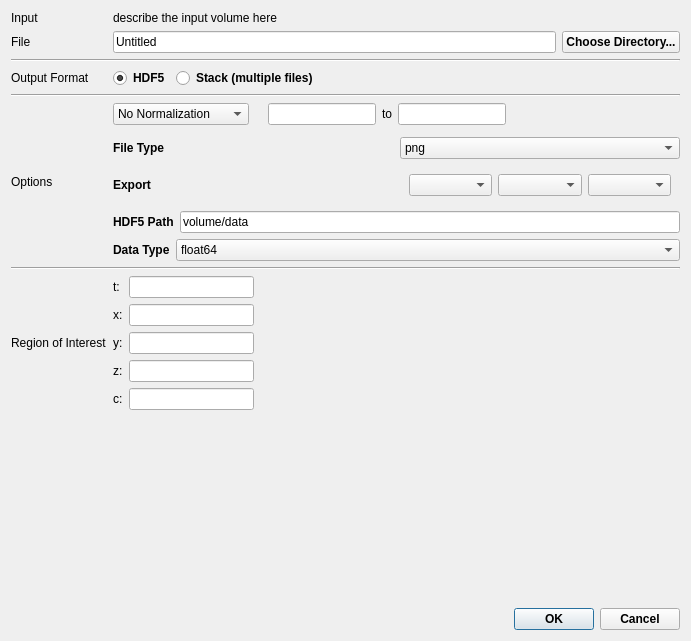
Old version of the form volumina/widgets/ui/exporterDlg.ui in the repository ilastik/volumina.
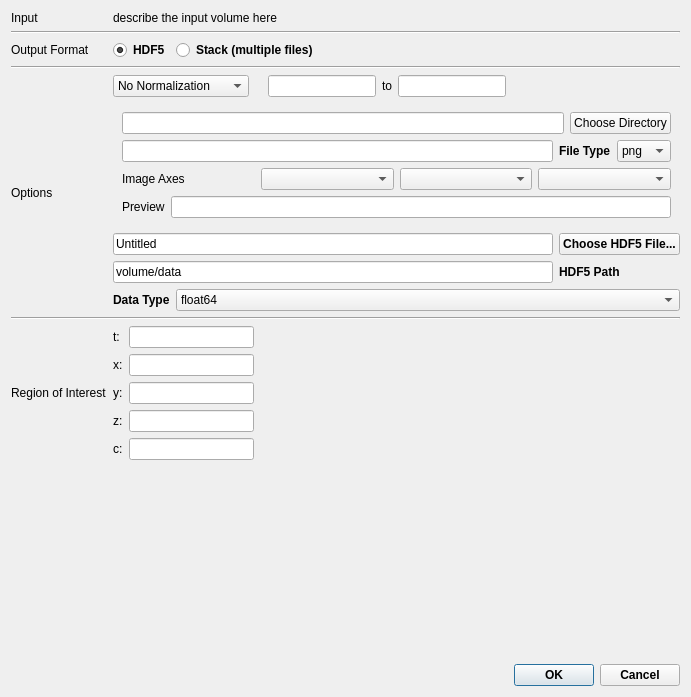
New version of the form.

Commit message: h5 and stack export working

The edit to the form file:
```diff
--- a/volumina/widgets/ui/exporterDlg.ui
+++ b/volumina/widgets/ui/exporterDlg.ui
@@ -7,7 +7,7 @@
     <x>0</x>
     <y>0</y>
     <width>691</width>
-    <height>641</height>
+    <height>697</height>
    </rect>
   </property>
   <property name="windowTitle">
@@ -16,38 +16,118 @@
   <layout class="QVBoxLayout" name="verticalLayout">
    <item>
     <layout class="QGridLayout" name="gridLayout_3">
-     <item row="0" column="1">
+     <item row="6" column="1">
+      <widget class="QWidget" name="widgetOptionsStack" native="true">
+       <layout class="QVBoxLayout" name="verticalLayout_3">
+        <item>
+         <layout class="QHBoxLayout" name="horizontalLayout_5">
+          <item>
+           <widget class="QLineEdit" name="lineEditStackPath"/>
+          </item>
+          <item>
+           <widget class="QPushButton" name="pushButtonStackPath">
+            <property name="text">
+             <string>Choose Directory</string>
+            </property>
+           </widget>
+          </item>
+         </layout>
+        </item>
+        <item>
+         <layout class="QHBoxLayout" name="horizontalLayout_4">
+          <item>
+           <widget class="QLineEdit" name="lineEditStackFileName"/>
+          </item>
+          <item>
+           <widget class="QLabel" name="label_15">
+            <property name="font">
+             <font>
+              <weight>75</weight>
+              <bold>true</bold>
+             </font>
+            </property>
+            <property name="text">
+             <string>File Type</string>
+            </property>
+           </widget>
+          </item>
+          <item>
+           <widget class="QComboBox" name="comboBoxStackFileType">
+            <item>
+             <property name="text">
+              <string>png</string>
+             </property>
+            </item>
+            <item>
+             <property name="text">
+              <string>jpeg</string>
+             </property>
+            </item>
+            <item>
+             <property name="text">
+              <string>bmp</string>
+             </property>
+            </item>
+            <item>
+             <property name="text">
+              <string>tiff</string>
+             </property>
+            </item>
+           </widget>
+          </item>
+         </layout>
+        </item>
+        <item>
+         <layout class="QHBoxLayout" name="horizontalLayoutPreview">
+          <item>
+           <widget class="QLabel" name="label_5">
+            <property name="text">
+             <string>Image Axes</string>
+            </property>
+           </widget>
+          </item>
+          <item>
+           <widget class="QComboBox" name="axesComboBox1"/>
+          </item>
+          <item>
+           <widget class="QComboBox" name="axesComboBox2"/>
+          </item>
+          <item>
+           <widget class="QComboBox" name="axesComboBox3"/>
+          </item>
+         </layout>
+        </item>
+        <item>
+         <layout class="QHBoxLayout" name="horizontalLayoutPreview">
+          <item>
+           <widget class="QLabel" name="label_5">
+            <property name="text">
+             <string>Preview</string>
+            </property>
+           </widget>
+          </item>
+          <item>
+           <widget class="QLineEdit" name="stackFilePatternPreview"/>
+          </item>
+         </layout>
+        </item>
+       </layout>
+      </widget>
+     </item>
+     <item row="5" column="0" rowspan="3">
+      <widget class="QLabel" name="label_3">
+       <property name="text">
+        <string>Options</string>
+       </property>
+      </widget>
+     </item>
+     <item row="1" column="1">
       <widget class="QLabel" name="inputVolumeDescription">
        <property name="text">
         <string>describe the input volume here</string>
        </property>
       </widget>
      </item>
-     <item row="1" column="1">
-      <layout class="QHBoxLayout" name="horizontalLayout">
-       <item>
-        <widget class="QLineEdit" name="lineEditFilePath">
-         <property name="text">
-          <string>Untitled</string>
-         </property>
-        </widget>
-       </item>
-       <item>
-        <widget class="QPushButton" name="pushButtonPath">
-         <property name="font">
-          <font>
-           <weight>75</weight>
-           <italic>false</italic>
-           <bold>true</bold>
-          </font>
-         </property>
-         <property name="text">
-          <string>Choose Directory...</string>
-         </property>
-        </widget>
-       </item>
-      </layout>
-     </item>
      <item row="3" column="1">
       <layout class="QHBoxLayout" name="horizontalLayout_6">
        <item>
@@ -98,45 +178,43 @@
       </layout>
      </item>
      <item row="1" column="0">
-      <widget class="QLabel" name="label">
-       <property name="text">
-        <string>File</string>
-       </property>
-      </widget>
-     </item>
-     <item row="0" column="0">
       <widget class="QLabel" name="label_4">
        <property name="text">
         <string>Input</string>
        </property>
       </widget>
      </item>
-     <item row="8" column="1">
+     <item row="7" column="1">
       <widget class="QWidget" name="widgetOptionsHDF5" native="true">
        <layout class="QVBoxLayout" name="verticalLayout_6">
         <property name="margin">
          <number>0</number>
         </property>
         <item>
-         <layout class="QFormLayout" name="formLayout_10">
-          <property name="fieldGrowthPolicy">
-           <enum>QFormLayout::AllNonFixedFieldsGrow</enum>
-          </property>
+         <layout class="QGridLayout" name="gridLayout">
           <item row="0" column="0">
-           <widget class="QLabel" name="label_16">
-            <property name="font">
-             <font>
-              <weight>75</weight>
-              <bold>true</bold>
-             </font>
-            </property>
+           <widget class="QLineEdit" name="lineEditH5FilePath">
             <property name="text">
-             <string>HDF5 Path</string>
+             <string>Untitled</string>
             </property>
            </widget>
           </item>
           <item row="0" column="1">
-           <widget class="QLineEdit" name="lineEditHdf5Path">
+           <widget class="QPushButton" name="pushButtonPath">
+            <property name="font">
+             <font>
+              <weight>75</weight>
+              <italic>false</italic>
+              <bold>true</bold>
+             </font>
+            </property>
+            <property name="text">
+             <string>Choose HDF5 File...</string>
+            </property>
+           </widget>
+          </item>
+          <item row="1" column="0">
+           <widget class="QLineEdit" name="lineEditH5DataPath">
             <property name="sizePolicy">
              <sizepolicy hsizetype="Expanding" vsizetype="Fixed">
               <horstretch>0</horstretch>
@@ -148,6 +226,25 @@
             </property>
            </widget>
           </item>
+          <item row="1" column="1">
+           <widget class="QLabel" name="label_16">
+            <property name="sizePolicy">
+             <sizepolicy hsizetype="Minimum" vsizetype="Fixed">
+              <horstretch>0</horstretch>
+              <verstretch>0</verstretch>
+             </sizepolicy>
+            </property>
+            <property name="font">
+             <font>
+              <weight>75</weight>
+              <bold>true</bold>
+             </font>
+            </property>
+            <property name="text">
+             <string>HDF5 Path</string>
+            </property>
+           </widget>
+          </item>
          </layout>
         </item>
         <item>
@@ -227,7 +324,7 @@
        </property>
       </widget>
      </item>
-     <item row="9" column="0" colspan="2">
+     <item row="8" column="0" colspan="2">
       <widget class="Line" name="line_2">
        <property name="sizePolicy">
         <sizepolicy hsizetype="Expanding" vsizetype="Fixed">
@@ -253,14 +350,7 @@
        </property>
       </widget>
      </item>
-     <item row="5" column="0" rowspan="4">
-      <widget class="QLabel" name="label_3">
-       <property name="text">
-        <string>Options</string>
-       </property>
-      </widget>
-     </item>
-     <item row="10" column="1">
+     <item row="9" column="1">
       <layout class="QGridLayout" name="gridLayout_5">
        <item row="0" column="0">
         <widget class="QLabel" name="label_27">
@@ -407,7 +497,7 @@
        </item>
       </layout>
      </item>
-     <item row="10" column="0">
+     <item row="9" column="0">
       <widget class="QLabel" name="label_6">
        <property name="text">
         <string>Region of Interest</string>
@@ -481,78 +571,6 @@
        </item>
       </layout>
      </item>
-     <item row="7" column="1">
-      <widget class="QWidget" name="widgetOptionsStack" native="true">
-       <layout class="QGridLayout" name="gridLayout_6">
-        <property name="margin">
-         <number>0</number>
-        </property>
-        <item row="0" column="0">
-         <widget class="QLabel" name="label_15">
-          <property name="font">
-           <font>
-            <weight>75</weight>
-            <bold>true</bold>
-           </font>
-          </property>
-          <property name="text">
-           <string>File Type</string>
-          </property>
-         </widget>
-        </item>
-        <item row="1" column="0">
-         <widget class="QLabel" name="label_7">
-          <property name="text">
-           <string>&lt;html&gt;&lt;head/&gt;&lt;body&gt;&lt;p&gt;&lt;span style=&quot; font-weight:600;&quot;&gt;Export&lt;/span&gt;&lt;/p&gt;&lt;/body&gt;&lt;/html&gt;</string>
-          </property>
-         </widget>
-        </item>
-        <item row="0" column="2">
-         <widget class="QComboBox" name="comboBoxStackFileType">
-          <item>
-           <property name="text">
-            <string>png</string>
-           </property>
-          </item>
-          <item>
-           <property name="text">
-            <string>jpeg</string>
-           </property>
-          </item>
-          <item>
-           <property name="text">
-            <string>bmp</string>
-           </property>
-          </item>
-          <item>
-           <property name="text">
-            <string>tiff</string>
-           </property>
-          </item>
-         </widget>
-        </item>
-        <item row="1" column="2">
-         <widget class="QWidget" name="ExportAxesWidget" native="true">
-          <layout class="QHBoxLayout" name="horizontalLayout_7">
-           <item>
-            <layout class="QGridLayout" name="gridLayout_4">
-             <item row="1" column="0">
-              <widget class="QComboBox" name="axesComboBox1"/>
-             </item>
-             <item row="1" column="1">
-              <widget class="QComboBox" name="axesComboBox2"/>
-             </item>
-             <item row="1" column="2">
-              <widget class="QComboBox" name="axesComboBox3"/>
-             </item>
-            </layout>
-           </item>
-          </layout>
-         </widget>
-        </item>
-       </layout>
-      </widget>
-     </item>
     </layout>
    </item>
    <item>
```
The commit also changes 1 other file.
